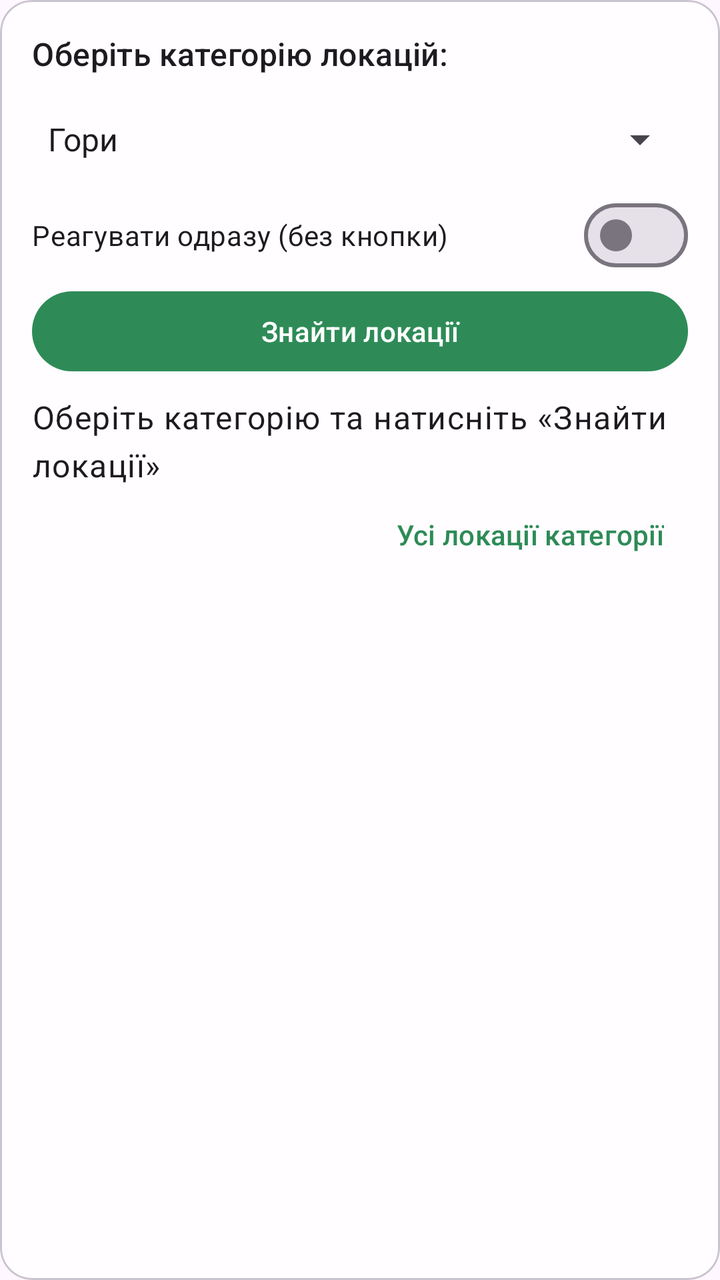
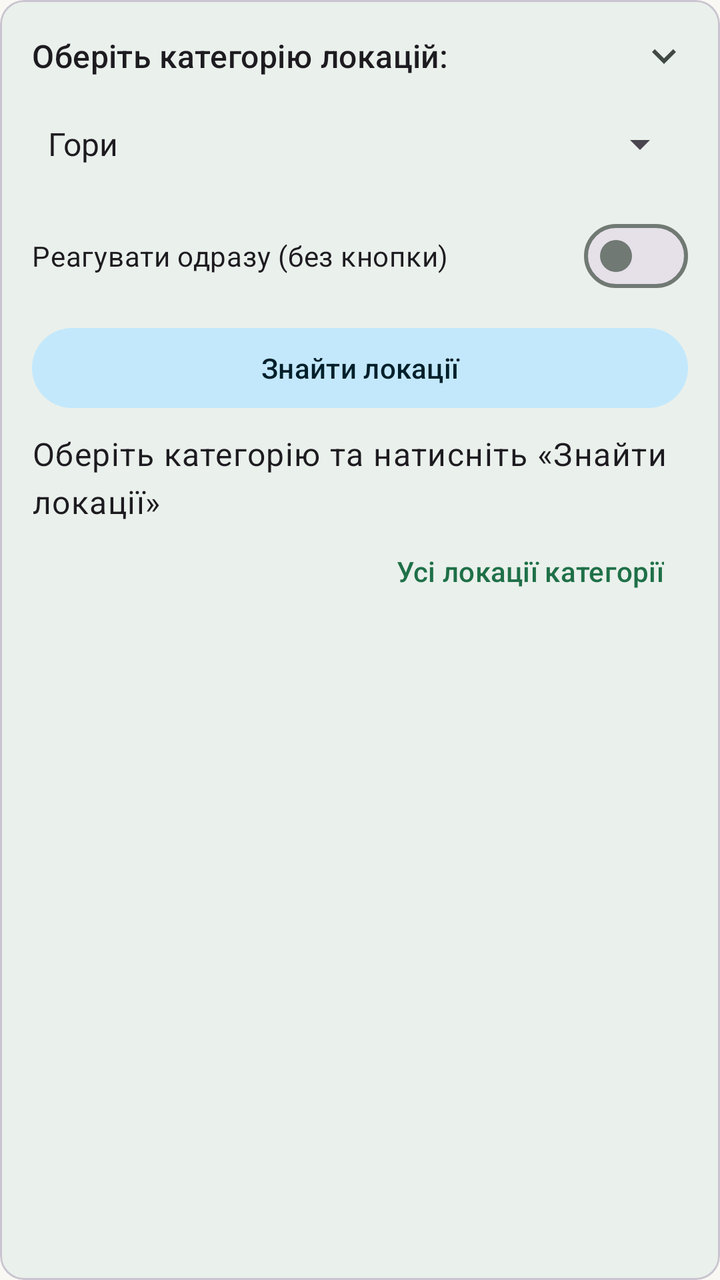

The first picture is an Android layout as it rendered before a commit; the second is the same layout after the commit. The layout source and the unified diff follow.
<!-- AndroidManifest.xml: application theme Theme.TourSpots -->
<!-- res/layout/card_categories.xml -->
<?xml version="1.0" encoding="utf-8"?>
<com.google.android.material.card.MaterialCardView xmlns:android="http://schemas.android.com/apk/res/android"
    xmlns:app="http://schemas.android.com/apk/res-auto"
    android:layout_width="match_parent"
    android:layout_height="wrap_content"
    android:layout_marginTop="16dp"
    app:cardBackgroundColor="@color/card_scrim"
    app:cardCornerRadius="16dp">

    <LinearLayout
        android:layout_width="match_parent"
        android:layout_height="wrap_content"
        android:orientation="vertical"
        android:padding="16dp">

        <TextView
            android:layout_width="wrap_content"
            android:layout_height="wrap_content"
            android:text="@string/choose_category"
            android:textAppearance="?attr/textAppearanceTitleMedium" />

        <Spinner
            android:id="@+id/spinnerCategory"
            android:layout_width="match_parent"
            android:layout_height="48dp"
            android:layout_marginTop="8dp"
            android:entries="@array/categories" />

        <com.google.android.material.materialswitch.MaterialSwitch
            android:id="@+id/switchAuto"
            android:layout_width="match_parent"
            android:layout_height="wrap_content"
            android:text="@string/auto_update" />

        <Button
            android:id="@+id/button1"
            android:layout_width="match_parent"
            android:layout_height="wrap_content"
            android:text="@string/find_locations" />

        <TextView
            android:id="@+id/tvResult"
            android:layout_width="match_parent"
            android:layout_height="wrap_content"
            android:layout_marginTop="8dp"
            android:freezesText="true"
            android:text="@string/result_hint"
            android:textAppearance="?attr/textAppearanceBodyLarge" />

        <Button
            android:id="@+id/btnOpenLocations"
            style="@style/Widget.Material3.Button.TextButton"
            android:layout_width="wrap_content"
            android:layout_height="wrap_content"
            android:layout_gravity="end"
            android:text="@string/open_category_locations" />
    </LinearLayout>
</com.google.android.material.card.MaterialCardView>
<!-- resources referenced by this layout -->
<resources>
  <color name="card_scrim">#CCFFFFFF</color>
  <style name="Theme.TourSpots" parent="Theme.Material3.Light.NoActionBar">
          <item name="colorPrimary">@color/green_primary</item>
          <item name="colorOnPrimary">@color/white</item>
          <item name="colorSecondary">@color/sky</item>
      </style>
  <color name="green_primary">#2E8B57</color>
  <color name="white">#FFFFFF</color>
  <color name="sky">#7EC8E3</color>
  <!-- unchanged entries left out for length: 6 -->
</resources>

<!-- the commit's change to res/layout/card_categories.xml (unified diff, before → after) -->
@@ -3,56 +3,85 @@
     xmlns:app="http://schemas.android.com/apk/res-auto"
     android:layout_width="match_parent"
     android:layout_height="wrap_content"
-    android:layout_marginTop="16dp"
-    app:cardBackgroundColor="@color/card_scrim"
-    app:cardCornerRadius="16dp">
+    android:layout_marginTop="@dimen/space_16"
+    app:cardBackgroundColor="?attr/colorSurfaceContainer"
+    app:cardCornerRadius="@dimen/corner_medium"
+    app:cardElevation="0dp">
 
     <LinearLayout
         android:layout_width="match_parent"
         android:layout_height="wrap_content"
         android:orientation="vertical"
-        android:padding="16dp">
+        android:padding="@dimen/space_16">
 
-        <TextView
-            android:layout_width="wrap_content"
-            android:layout_height="wrap_content"
-            android:text="@string/choose_category"
-            android:textAppearance="?attr/textAppearanceTitleMedium" />
-
-        <Spinner
-            android:id="@+id/spinnerCategory"
-            android:layout_width="match_parent"
-            android:layout_height="48dp"
-            android:layout_marginTop="8dp"
-            android:entries="@array/categories" />
-
-        <com.google.android.material.materialswitch.MaterialSwitch
-            android:id="@+id/switchAuto"
+        <LinearLayout
+            android:id="@+id/headerCategories"
             android:layout_width="match_parent"
             android:layout_height="wrap_content"
-            android:text="@string/auto_update" />
+            android:background="?attr/selectableItemBackground"
+            android:gravity="center_vertical"
+            android:orientation="horizontal">
 
-        <Button
-            android:id="@+id/button1"
+            <TextView
+                android:layout_width="0dp"
+                android:layout_height="wrap_content"
+                android:layout_weight="1"
+                android:text="@string/choose_category"
+                android:textAppearance="?attr/textAppearanceTitleMedium" />
+
+            <ImageView
+                android:id="@+id/chevronCategories"
+                android:layout_width="24dp"
+                android:layout_height="24dp"
+                android:contentDescription="@null"
+                android:src="@drawable/ic_expand_more" />
+        </LinearLayout>
+
+        <LinearLayout
+            android:id="@+id/bodyCategories"
             android:layout_width="match_parent"
             android:layout_height="wrap_content"
-            android:text="@string/find_locations" />
+            android:orientation="vertical">
 
-        <TextView
-            android:id="@+id/tvResult"
-            android:layout_width="match_parent"
-            android:layout_height="wrap_content"
-            android:layout_marginTop="8dp"
-            android:freezesText="true"
-            android:text="@string/result_hint"
-            android:textAppearance="?attr/textAppearanceBodyLarge" />
+            <Spinner
+                android:id="@+id/spinnerCategory"
+                android:layout_width="match_parent"
+                android:layout_height="48dp"
+                android:layout_marginTop="@dimen/space_8"
+                android:entries="@array/categories" />
 
-        <Button
-            android:id="@+id/btnOpenLocations"
-            style="@style/Widget.Material3.Button.TextButton"
-            android:layout_width="wrap_content"
-            android:layout_height="wrap_content"
-            android:layout_gravity="end"
-            android:text="@string/open_category_locations" />
+            <com.google.android.material.materialswitch.MaterialSwitch
+                android:id="@+id/switchAuto"
+                android:layout_width="match_parent"
+                android:layout_height="wrap_content"
+                android:layout_marginTop="@dimen/space_8"
+                android:text="@string/auto_update" />
+
+            <Button
+                android:id="@+id/button1"
+                style="@style/Widget.Material3.Button.TonalButton"
+                android:layout_width="match_parent"
+                android:layout_height="wrap_content"
+                android:layout_marginTop="@dimen/space_8"
+                android:text="@string/find_locations" />
+
+            <TextView
+                android:id="@+id/tvResult"
+                android:layout_width="match_parent"
+                android:layout_height="wrap_content"
+                android:layout_marginTop="@dimen/space_8"
+                android:freezesText="true"
+                android:lineSpacingMultiplier="1.2"
+                android:text="@string/result_hint"
+                android:textAppearance="?attr/textAppearanceBodyLarge" />
+
+            <Button
+                android:id="@+id/btnOpenLocations"
+                style="@style/Widget.Material3.Button.TextButton"
+                android:layout_width="wrap_content"
+                android:layout_height="wrap_content"
+                android:layout_gravity="end"
+                android:text="@string/open_category_locations" />
+        </LinearLayout>
     </LinearLayout>
 </com.google.android.material.card.MaterialCardView>
<!-- resource entries referenced after the edit -->
@@ -1,14 +1,87 @@
 <!-- resources referenced by this layout -->
 <resources>
-  <color name="card_scrim">#CCFFFFFF</color>
-  <style name="Theme.TourSpots" parent="Theme.Material3.Light.NoActionBar">
-          <item name="colorPrimary">@color/green_primary</item>
-          <item name="colorOnPrimary">@color/white</item>
-          <item name="colorSecondary">@color/sky</item>
+  <dimen name="corner_medium">12dp</dimen>
+  <dimen name="space_16">16dp</dimen>
+  <dimen name="space_8">8dp</dimen>
+  <!-- drawable ic_expand_more (drawable) -->
+  <?xml version="1.0" encoding="utf-8"?>
+  <vector xmlns:android="http://schemas.android.com/apk/res/android"
+      android:width="24dp"
+      android:height="24dp"
+      android:viewportWidth="24"
+      android:viewportHeight="24"
+      android:tint="?attr/colorOnSurfaceVariant">
+      <path
+          android:fillColor="@android:color/white"
+          android:pathData="M16.59,8.59L12,13.17 7.41,8.59 6,10l6,6 6,-6z" />
+  </vector>
+  <style name="Theme.TourSpots" parent="Theme.Material3.DayNight.NoActionBar">
+          <item name="colorPrimary">@color/md_primary</item>
+          <item name="colorOnPrimary">@color/md_on_primary</item>
+          <item name="colorPrimaryContainer">@color/md_primary_container</item>
+          <item name="colorOnPrimaryContainer">@color/md_on_primary_container</item>
+          <item name="colorSecondary">@color/md_secondary</item>
+          <item name="colorOnSecondary">@color/md_on_secondary</item>
+          <item name="colorSecondaryContainer">@color/md_secondary_container</item>
+          <item name="colorOnSecondaryContainer">@color/md_on_secondary_container</item>
+          <item name="colorTertiary">@color/md_tertiary</item>
+          <item name="colorOnTertiary">@color/md_on_tertiary</item>
+          <item name="colorTertiaryContainer">@color/md_tertiary_container</item>
+          <item name="colorOnTertiaryContainer">@color/md_on_tertiary_container</item>
+          <item name="colorSurface">@color/md_surface</item>
+          <item name="colorOnSurface">@color/md_on_surface</item>
+          <item name="colorSurfaceVariant">@color/md_surface_variant</item>
+          <item name="colorOnSurfaceVariant">@color/md_on_surface_variant</item>
+          <item name="colorSurfaceContainer">@color/md_surface_container</item>
+          <item name="colorSurfaceContainerHigh">@color/md_surface_container_high</item>
+          <item name="colorOutline">@color/md_outline</item>
+          <item name="colorError">@color/md_error</item>
+          <item name="colorOnError">@color/md_on_error</item>
+          <item name="android:colorBackground">@color/md_surface</item>
+          <item name="android:windowBackground">@color/md_surface</item>
+          <item name="android:statusBarColor">@android:color/transparent</item>
+          <item name="android:navigationBarColor">@android:color/transparent</item>
+          <item name="android:windowLightStatusBar">true</item>
+          <item name="android:windowLightNavigationBar">true</item>
+          <item name="shapeAppearanceSmallComponent">@style/ShapeAppearance.TourSpots.Small</item>
+          <item name="shapeAppearanceMediumComponent">@style/ShapeAppearance.TourSpots.Medium</item>
+          <item name="shapeAppearanceLargeComponent">@style/ShapeAppearance.TourSpots.Large</item>
       </style>
-  <color name="green_primary">#2E8B57</color>
-  <color name="white">#FFFFFF</color>
-  <color name="sky">#7EC8E3</color>
+  <color name="md_primary">#1F7048</color>
+  <color name="md_on_primary">#FFFFFF</color>
+  <color name="md_primary_container">#B4F0CB</color>
+  <color name="md_on_primary_container">#00210F</color>
+  <color name="md_secondary">#3F6374</color>
+  <color name="md_on_secondary">#FFFFFF</color>
+  <color name="md_secondary_container">#C3E8FB</color>
+  <color name="md_on_secondary_container">#001F2A</color>
+  <color name="md_tertiary">#7EC8E3</color>
+  <color name="md_on_tertiary">#003547</color>
+  <color name="md_tertiary_container">#D0EEFA</color>
+  <color name="md_on_tertiary_container">#001F2A</color>
+  <color name="md_surface">#FAF8F3</color>
+  <color name="md_on_surface">#171D1A</color>
+  <color name="md_surface_variant">#DCE5DD</color>
+  <color name="md_on_surface_variant">#404943</color>
+  <color name="md_surface_container">#EAF0EB</color>
+  <color name="md_surface_container_high">#E4EAE5</color>
+  <color name="md_outline">#707973</color>
+  <color name="md_error">#BA1A1A</color>
+  <color name="md_on_error">#FFFFFF</color>
+  <style name="ShapeAppearance.TourSpots.Small" parent="ShapeAppearance.Material3.SmallComponent">
+          <item name="cornerFamily">rounded</item>
+          <item name="cornerSize">@dimen/corner_small</item>
+      </style>
+  <style name="ShapeAppearance.TourSpots.Medium" parent="ShapeAppearance.Material3.MediumComponent">
+          <item name="cornerFamily">rounded</item>
+          <item name="cornerSize">@dimen/corner_medium</item>
+      </style>
+  <style name="ShapeAppearance.TourSpots.Large" parent="ShapeAppearance.Material3.LargeComponent">
+          <item name="cornerFamily">rounded</item>
+          <item name="cornerSize">@dimen/corner_large</item>
+      </style>
+  <dimen name="corner_small">8dp</dimen>
+  <dimen name="corner_large">28dp</dimen>
   <!-- unchanged entries left out for length: 6 -->
 </resources>
 
